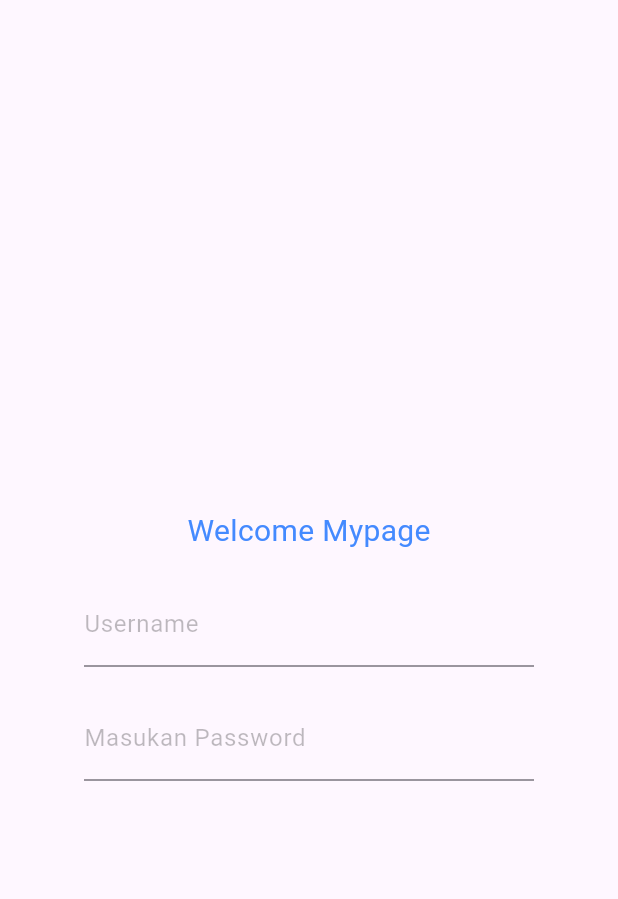
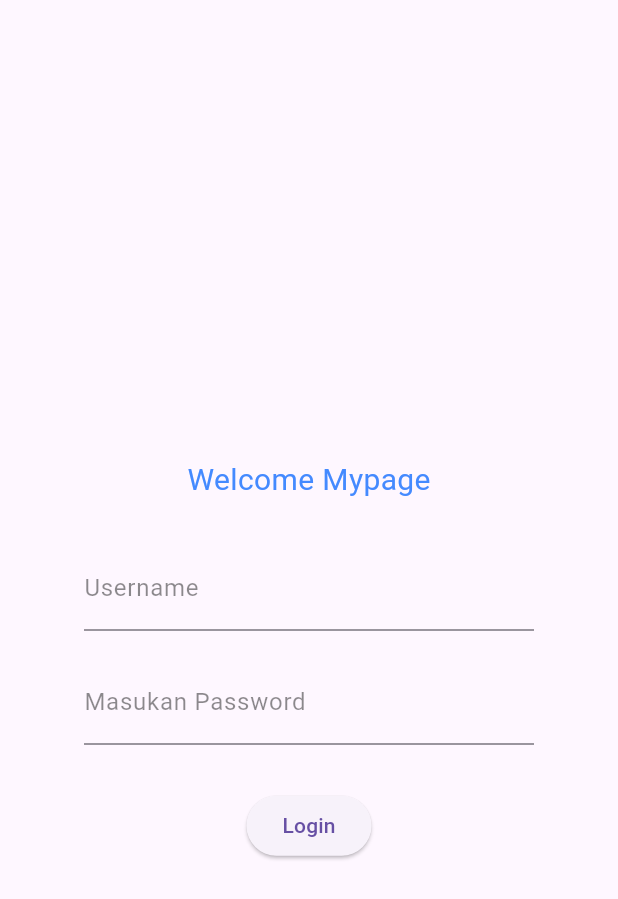
Before and after one commit to MaharaniCantik/Latihan_AplikasiMobil1, a Flutter app: the screen it shows after launch, on a phone screen of 412 x 824 dp. Shown: the top 899 px of the screen. Run offline on Flutter 3.47's test engine with Material 3 defaults, Android fonts, the phone set to English and light mode, and no system bars.

Commit message:
second commit

```diff
--- a/lib/main.dart
+++ b/lib/main.dart
@@ -15,13 +15,18 @@ class MyHomePage extends StatelessWidget {
               'Welcome Mypage',
               style: TextStyle(color: Colors.blueAccent, fontSize: 20),
             ),
-            SizedBox(height: 20),
+            SizedBox(height: 30),
             SizedBox(
               width: 300,
               child: TextField(
                 decoration: InputDecoration(
                   labelText: 'Username',
-                  labelStyle: TextStyle(color: Colors.black26),
+                  labelStyle: TextStyle(color: Colors.black45),
+                  hintText: 'Contoh: raniKusuma',
+                  hintStyle: TextStyle(
+                    color: Colors.blueGrey,
+                    letterSpacing: 3,
+                  ),
                 ),
               ),
             ),
@@ -31,11 +36,22 @@ class MyHomePage extends StatelessWidget {
               child: TextField(
                 decoration: InputDecoration(
                   labelText: 'Masukan Password',
-                  labelStyle: TextStyle(color: Colors.black26),
+                  labelStyle: TextStyle(color: Colors.black45),
+                  hintText: 'Contoh Password: mE_1234',
+                  hintStyle: TextStyle(
+                    color: Colors.blueGrey,
+                    letterSpacing: 3,
+                  ),
                 ),
               ),
             ),
-            SizedBox(height: 20),
+            SizedBox(height: 30),
+            ElevatedButton(
+              onPressed: () {
+                print('Login ditekan');
+              },
+              child: const Text('Login'),
+            ),
           ],
         ),
       ),
```
